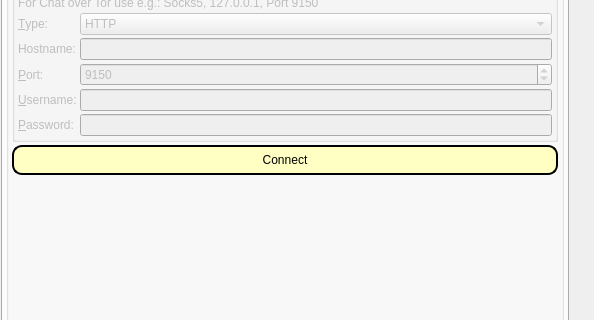
This is GoldBug-UI/controlcenter.ui in xloem/spot-on-svn as Qt 5 draws it before an edit; both pictures show x 0 to 594 and y 430 to 750 of the 594 by 861 pixel window. The edited form follows.
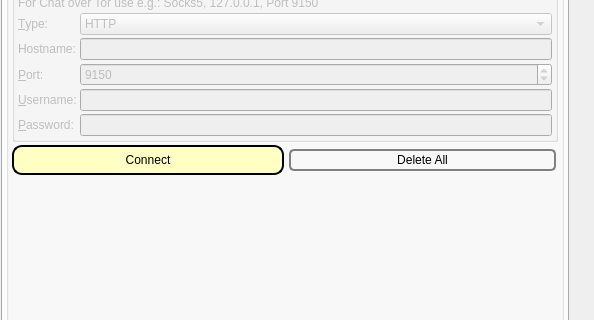
This is the edited form. The open tabs and pages were chosen to show the change. Icons and pictures are not drawn. Custom widgets are drawn as their Qt base class.

Commit message: Added a button for deleting all neighbors.

Diff of the .ui file:
```diff
--- a/GoldBug-UI/controlcenter.ui
+++ b/GoldBug-UI/controlcenter.ui
@@ -5073,6 +5073,8 @@
             </widget>
            </item>
            <item>
+            <layout class="QHBoxLayout" name="horizontalLayout_25">
+             <item>
             <widget class="QPushButton" name="addNeighbor">
              <property name="toolTip">
               <string>&lt;html&gt;&lt;head/&gt;&lt;body&gt;&lt;p&gt;Harry, add this neighbor (with Floo-Powder).&lt;/p&gt;&lt;/body&gt;&lt;/html&gt;</string>
@@ -5119,6 +5121,41 @@
             </widget>
            </item>
            <item>
+              <widget class="QPushButton" name="deleteAllNeighbors">
+               <property name="styleSheet">
+                <string notr="true">QPushButton {
+ border: 2px solid gray;
+ background-color: qlineargradient(x1: 0, y1: 0, x2: 0, y2: 1,
+                                   stop: 0 #E0E0E0, stop: 1 #FFFFFF);
+ border-radius: 5px;
+ margin: 2px;
+ padding: 2px;
+ }
+
+
+
+
+QPushButton:hover { 
+background-color: qlineargradient(x1: 0, y1: 0, x2: 0, y2: 1,
+                                   stop: 0 rgb(254,229,172), stop: 1 #FFFFFF);
+background-position: top center; } 
+
+
+
+QPushButton:pressed {
+     background-color: darkgrey;
+     border-style: inset;
+ }
+</string>
+               </property>
+               <property name="text">
+                <string>Delete All</string>
+               </property>
+              </widget>
+             </item>
+            </layout>
+           </item>
+           <item>
             <spacer name="verticalSpacer_10">
              <property name="orientation">
               <enum>Qt::Vertical</enum>
```
Left out of the diff: 9 changed lines with no effect on the pictures. Lines whose indentation alone changed are shown as unchanged. The commit also changes 1 other file.
